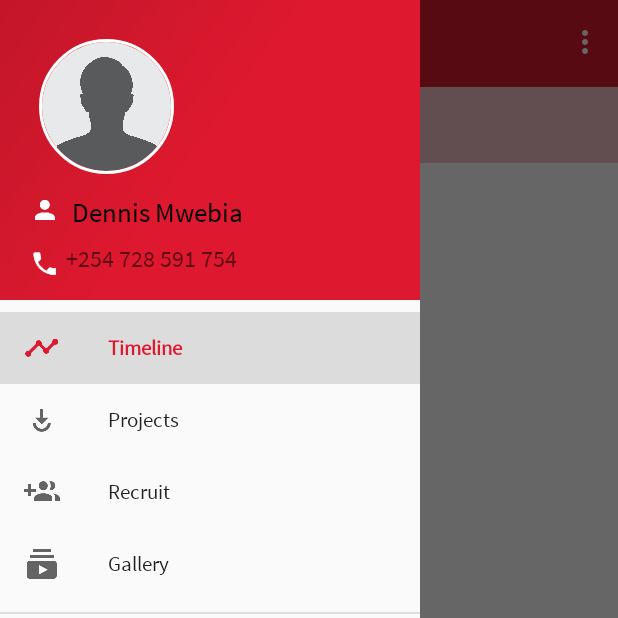
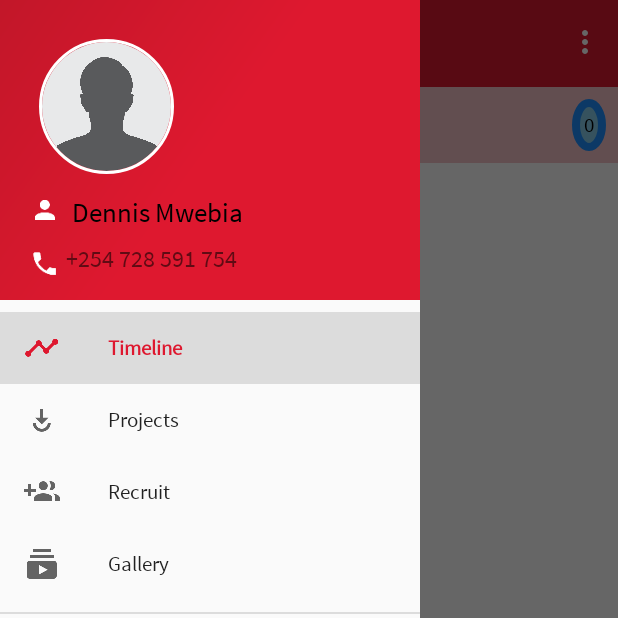
Before and after one commit to MQ9Realper/ur254, an Android app: the fragment RecruitFragment placed in its activity, with the side drawer open, on a phone screen of 412 x 824 dp, the top half of it. Run offline under Robolectric (Android 15) with nearby library versions, the phone set to English and light mode, and no system bars; our stand-ins replace CircleImageView, Firebase (no records; nobody signed in at launch, a user with empty details on screens opened directly); libraries missing offline, so code that uses them is left out: com.github.clans.fab, net.bohush.geometricprogressview; 4 statements that could not run were skipped.

Commit message:
Minor addition

```diff
--- a/app/src/main/java/com/patriot/ur254/fragments/RecruitFragment.java
+++ b/app/src/main/java/com/patriot/ur254/fragments/RecruitFragment.java
@@ -19,6 +19,7 @@ import android.support.v4.app.ActivityCompat;
 import android.support.v4.app.Fragment;
 import android.support.v4.content.ContextCompat;
 import android.support.v7.app.AlertDialog;
+import android.util.Log;
 import android.view.LayoutInflater;
 import android.view.View;
 import android.view.ViewGroup;
@@ -327,6 +328,8 @@ public class RecruitFragment extends Fragment {
                                                                  holder.chkbox.setChecked(true);
                                                              }
 
+                                                             Log.i("total:::", String.valueOf(listContacName.size()));
+
                                                          }
                                                      }
             );
--- /dev/null
+++ b/app/src/main/res/drawable/drawable_round_textbox.xml
@@ -0,0 +1,10 @@
+<?xml version="1.0" encoding="utf-8"?>
+<selector xmlns:android="http://schemas.android.com/apk/res/android">
+    <item>
+        <shape android:shape="oval">
+            <stroke android:color="#1E90FF" android:width="5dp" />
+            <solid android:color="#87CEEB"/>
+            <size android:width="15dp" android:height="15dp"/>
+        </shape>
+    </item>
+</selector>
--- a/app/src/main/res/layout/fragment_recruit.xml
+++ b/app/src/main/res/layout/fragment_recruit.xml
@@ -17,26 +17,45 @@
             android:layout_height="wrap_content"
             android:padding="16dp"
             android:text="Select Contact (s)"
-            android:textStyle="bold"
             android:textColor="@android:color/black"
-            android:textSize="14sp" />
+            android:textSize="14sp"
+            android:textStyle="bold" />
+
+        <LinearLayout
+            android:background="@drawable/drawable_round_textbox"
+            android:layout_alignParentEnd="true"
+            android:layout_alignParentRight="true"
+            android:layout_centerVertical="true"
+            android:layout_margin="8dp"
+            android:layout_width="wrap_content"
+            android:layout_height="wrap_content">
+
+            <com.patriot.ur254.views.Txt
+                android:layout_width="wrap_content"
+                android:layout_height="wrap_content"
+                android:padding="8dp"
+                android:text="0"
+                android:textColor="@android:color/black"
+                android:textSize="14sp"
+                android:textStyle="bold" />
+        </LinearLayout>
 
     </RelativeLayout>
 
     <ListView
         android:id="@+id/listViewContacts"
+        android:layout_width="match_parent"
+        android:layout_height="match_parent"
         android:layout_above="@+id/layoutSendInvitations"
-        android:layout_below="@+id/layoutContactsHeading"
-        android:layout_width="match_parent"
-        android:layout_height="match_parent" />
+        android:layout_below="@+id/layoutContactsHeading" />
 
     <RelativeLayout
         android:id="@+id/layoutSendInvitations"
-        android:clickable="true"
         android:layout_width="match_parent"
         android:layout_height="wrap_content"
         android:layout_alignParentBottom="true"
-        android:background="@drawable/drawable_buttons_background">
+        android:background="@drawable/drawable_buttons_background"
+        android:clickable="true">
 
         <com.patriot.ur254.views.Txt
             android:layout_width="wrap_content"
```
